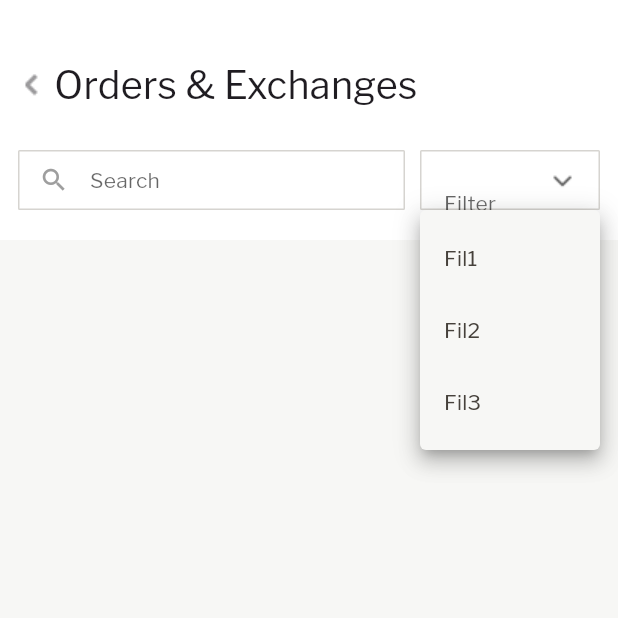
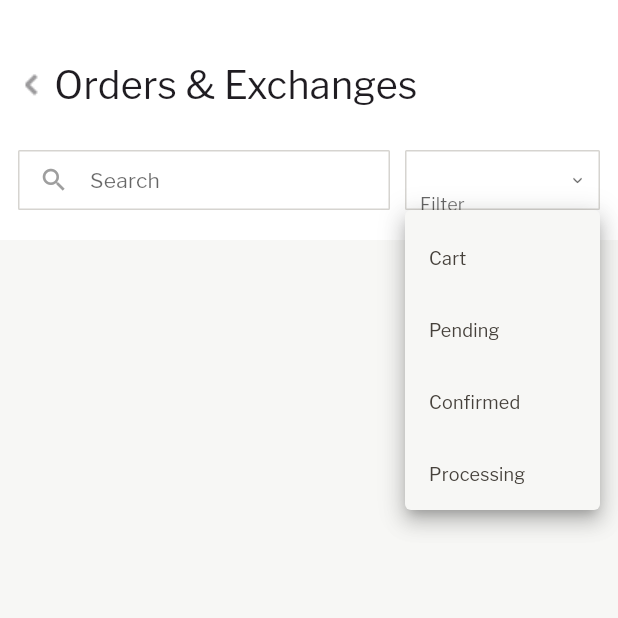
Before and after one commit to LaFetch2026/Lf_Application_Production, a Flutter app: the OrderExchangeScreen screen opened directly, after a tap on "Filter", on a phone screen of 412 x 824 dp, the top half of it. Run offline on Flutter 3.47's test engine with Material 2 defaults, Android fonts, the phone set to English and light mode, and no system bars; our stand-ins replace cached_network_image, dropdown_button2, flutter_cache_manager, flutter_otp_text_field, flutter_screenutil, get and 4 more; missing offline and left inert: razorpay_flutter; accounts and stored records are empty; network calls fail.

Commit message:
added order in orders details

```diff
--- a/lib/controller/order_controller.dart
+++ b/lib/controller/order_controller.dart
@@ -20,12 +20,35 @@ class OrderController extends BaseController {
   RxBool loadMore = false.obs;
   RxBool hasnextpage = true.obs;
   RxInt page = 1.obs;
+  RxInt status = 1.obs;
   ScrollController listController = ScrollController();
   final searchController = TextEditingController();
-  final List<String> filterList = [
-    'Fil1',
-    'Fil2',
-    'Fil3',
+  final List filterList = [
+    'Cart',
+    'Pending',
+    'Confirmed',
+    'Processing',
+    'Shipped',
+    'Delivered',
+    'Cancelled',
+    'Completed',
+    'Exchange',
+    'Approved',
+    'Rejected',
+  ].obs;
+
+  final List filterId = [
+    1,
+    2,
+    3,
+    4,
+    5,
+    6,
+    7,
+    8,
+    9,
+    10,
+    11,
   ].obs;
 
   getOrderData() async {
@@ -33,7 +56,8 @@ class OrderController extends BaseController {
     final prefs = await SharedPreferences.getInstance();
     try {
       var response = await http.get(
-          Uri.parse("${ApiConstants.baseUrl}/orders?status=1&q=$queryText"),
+          Uri.parse(
+              "${ApiConstants.baseUrl}/orders?status=${status.value}&q=$queryText"),
           headers: <String, String>{
             'Accept': 'application/json; charset=UTF-8',
             "Authorization": "Bearer ${prefs.getString('token')} ",
@@ -72,7 +96,7 @@ class OrderController extends BaseController {
       try {
         var response = await http.get(
             Uri.parse(
-                "${ApiConstants.baseUrl}/orders?page=${page.value}&status=1&q=$queryText"),
+                "${ApiConstants.baseUrl}/orders?page=${page.value}&status=${status.value}&q=$queryText"),
             headers: <String, String>{
               'Accept': 'application/json; charset=UTF-8',
               "Authorization": "Bearer ${prefs.getString('token')} ",
--- a/lib/screens/orderexchangescreen.dart
+++ b/lib/screens/orderexchangescreen.dart
@@ -148,7 +148,7 @@ class OrderExchangeScreenState extends State<OrderExchangeScreen> {
                             ),
                             SizedBox(
                               height: 40,
-                              width: 120,
+                              width: 130,
                               child: DropdownButtonFormField2(
                                 value: filter,
                                 decoration: InputDecoration(
@@ -164,10 +164,10 @@ class OrderExchangeScreenState extends State<OrderExchangeScreen> {
                                   ),
                                   isDense: true,
                                   contentPadding:
-                                      const EdgeInsets.only(left: 16),
+                                      const EdgeInsets.only(left: 10, right: 0),
                                   hintText: 'Filter',
                                   hintStyle: const TextStyle(
-                                      fontSize: 14,
+                                      fontSize: 12,
                                       fontFamily: "Franklin Gothic Regular"),
                                   border: OutlineInputBorder(
                                     borderRadius: BorderRadius.circular(1),
@@ -180,7 +180,7 @@ class OrderExchangeScreenState extends State<OrderExchangeScreen> {
                                           child: Text(
                                             item,
                                             style: const TextStyle(
-                                              fontSize: 14,
+                                              fontSize: 12,
                                               color: textColor,
                                               fontFamily:
                                                   "Franklin Gothic Regular",
@@ -196,10 +196,14 @@ class OrderExchangeScreenState extends State<OrderExchangeScreen> {
                                 },
                                 onChanged: (value) {
                                   filter = value;
-                                  /*   genderPos =
-                                      filterList.indexOf(filter.toString());
-                                  print(genderId[genderPos]); */
-                                  setState(() {});
+                                  print(orderController.filterId[orderController
+                                      .filterList
+                                      .indexOf(filter.toString())]);
+                                  orderController.status.value =
+                                      orderController.filterId[orderController
+                                          .filterList
+                                          .indexOf(filter.toString())];
+                                  orderController.getOrderData();
                                 },
                                 onSaved: (value) {},
                                 buttonStyleData: const ButtonStyleData(
@@ -208,7 +212,7 @@ class OrderExchangeScreenState extends State<OrderExchangeScreen> {
                                 ),
                                 iconStyleData: const IconStyleData(
                                   icon: ImageIcon(AssetImage(dropdownImage)),
-                                  iconSize: 30,
+                                  iconSize: 10,
                                 ),
                                 dropdownStyleData: DropdownStyleData(
                                   maxHeight: 200,
```
Also changed, not shown: lib/screens/catalog/productlist/productdetailsscreen.dart (+7 -2 lines), lib/screens/orderdetailsscreen.dart (+62 -64 lines).
